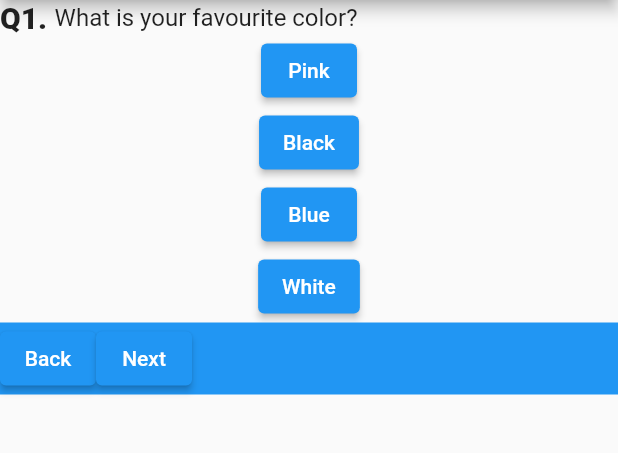
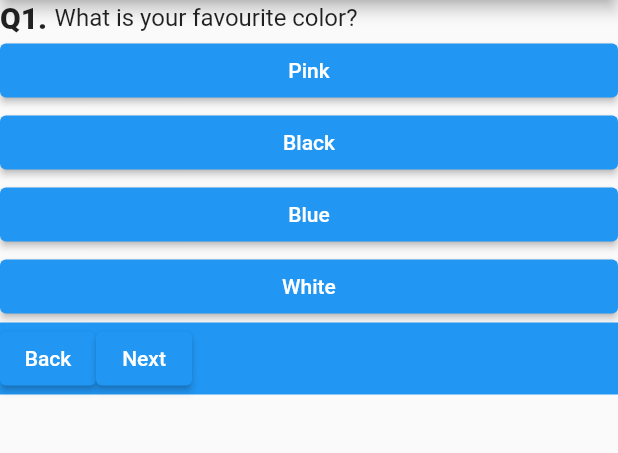
Before and after one commit to dev-amit-kumar/Flutter_Learning, a Flutter app: the screen it shows after launch, on a phone screen of 412 x 824 dp, the part 84-537 px from its top. Run offline on Flutter 3.47's test engine with Material 2 defaults, Android fonts, the phone set to English and light mode, and no system bars.

Commit message:
separated code in multiple .dart files

```diff
--- /dev/null
+++ b/first_flutter_app/lib/answer.dart
@@ -0,0 +1,17 @@
+import 'package:flutter/material.dart';
+
+class Answer extends StatelessWidget {
+  final String ansText;
+  final Function chooseHandler;
+  Answer(this.ansText, this.chooseHandler);
+  @override
+  Widget build(BuildContext context) {
+    return Container(
+      width: double.infinity,
+      child: ElevatedButton(
+        child: Text(ansText),
+        onPressed: () => this.chooseHandler(ansText),
+      ),
+    );
+  }
+}
--- a/first_flutter_app/lib/main.dart
+++ b/first_flutter_app/lib/main.dart
@@ -1,8 +1,7 @@
 import 'package:flutter/material.dart';
 import './question.dart';
-// void main(){
-//   runApp(MyApp());
-// }
+import './answer.dart';
+import './options.dart';
 
 void main() => runApp(MyApp());
 
@@ -59,7 +58,7 @@ class _MyAppWithState extends State<MyApp> {
       'ans4': 'Tiger'
     }
   ];
-  void _ansQuestion(int val) {
+  void _ansQuestion(String val) {
     print(val);
   }
 
@@ -95,33 +94,13 @@ class _MyAppWithState extends State<MyApp> {
         body: Column(
           children: [
             Question(_questionList[_quesIndex]['ques'], _quesIndex + 1),
-            ElevatedButton(
-                child: Text(_questionList[_quesIndex]['ans1']),
-                onPressed: () => _ansQuestion(1)),
-            ElevatedButton(
-                child: Text(_questionList[_quesIndex]['ans2']),
-                onPressed: () => _ansQuestion(2)),
-            ElevatedButton(
-                child: Text(_questionList[_quesIndex]['ans3']),
-                onPressed: () => _ansQuestion(3)),
-            ElevatedButton(
-                child: Text(_questionList[_quesIndex]['ans4']),
-                onPressed: () => _ansQuestion(4)),
-            Container(
-              width: double.infinity,
-              decoration: BoxDecoration(color: Colors.blue),
-              child: Center(
-                child: Row(
-                  children: [
-                    ElevatedButton(
-                      child: Text('Back'),
-                      onPressed: _goBack,
-                    ),
-                    ElevatedButton(child: Text('Next'), onPressed: _goNext)
-                  ],
-                  mainAxisSize: MainAxisSize.max,
-                ),
-              ),
+            Answer(_questionList[_quesIndex]['ans1'], _ansQuestion),
+            Answer(_questionList[_quesIndex]['ans2'], _ansQuestion),
+            Answer(_questionList[_quesIndex]['ans3'], _ansQuestion),
+            Answer(_questionList[_quesIndex]['ans4'], _ansQuestion),
+            Options(
+              nextFunction: _goNext,
+              backFunction: _goBack,
             )
           ],
         ),
--- /dev/null
+++ b/first_flutter_app/lib/options.dart
@@ -0,0 +1,24 @@
+import 'package:flutter/material.dart';
+
+class Options extends StatelessWidget {
+  final Function nextFunction;
+  final Function backFunction;
+  Options({this.nextFunction, this.backFunction});
+  @override
+  Widget build(BuildContext context) {
+    return Container(
+      width: double.infinity,
+      decoration: BoxDecoration(color: Colors.blue),
+      child: Row(
+        children: [
+          ElevatedButton(
+            child: Text('Back'),
+            onPressed: backFunction,
+          ),
+          ElevatedButton(child: Text('Next'), onPressed: nextFunction)
+        ],
+        mainAxisSize: MainAxisSize.max,
+      ),
+    );
+  }
+}
```
